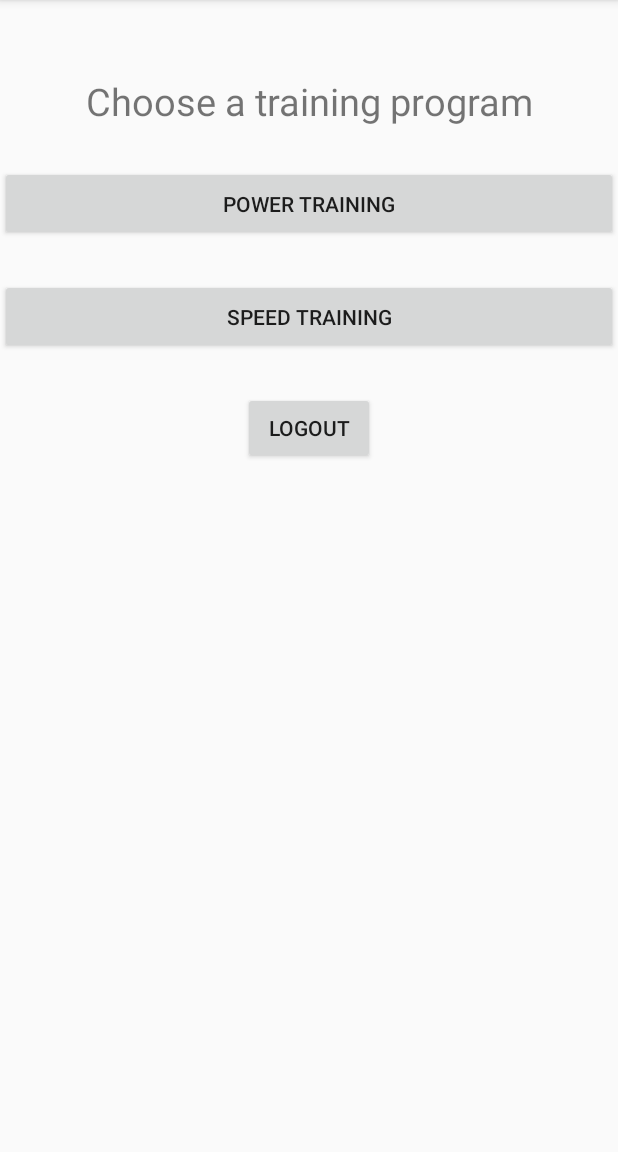
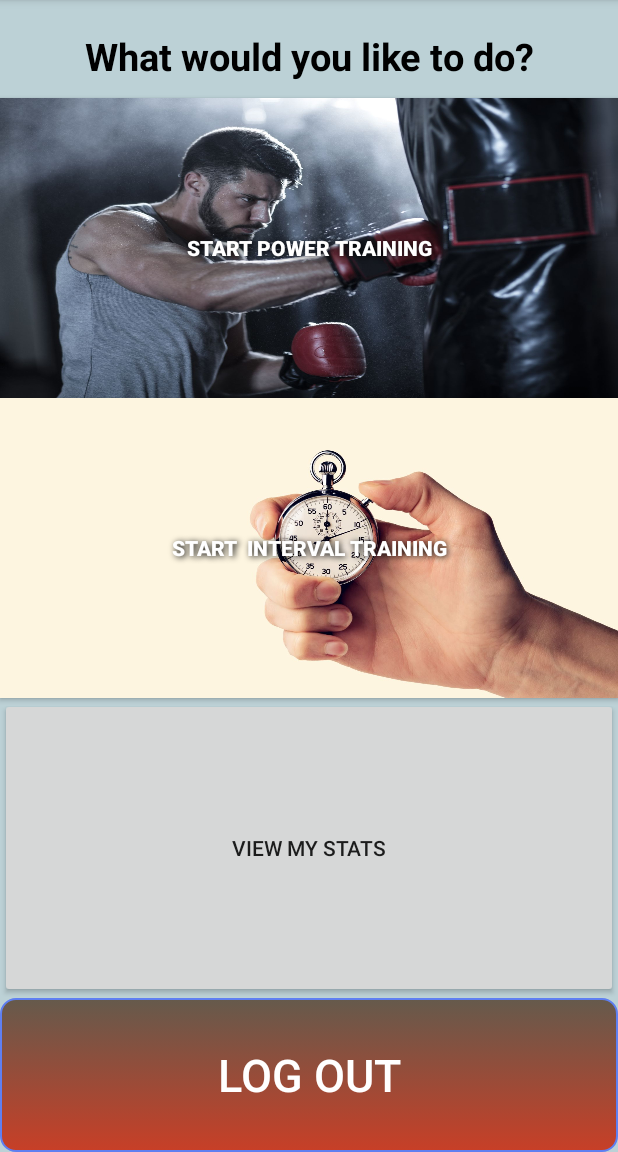
Before and after one commit to Gianni2U/BoxingSensorMobileFrontend, an Android app: the MainActivity screen opened directly, with no data from a screen before it, on a phone screen of 412 x 824 dp, the part 84-1236 px from its top. Run offline under Robolectric (Android 15) with nearby library versions, the phone set to English and light mode, and no system bars; our stand-ins replace Firebase (no records; nobody signed in at launch, a user with empty details on screens opened directly).

Commit message:
Stylise pt.2

```diff
--- a/app/src/main/java/com/gianni/boxingsensormobilefrontend/MainActivity.java
+++ b/app/src/main/java/com/gianni/boxingsensormobilefrontend/MainActivity.java
@@ -22,6 +22,7 @@ public class MainActivity extends AppCompatActivity {
     private Intent intent;
     private Button PowerButton;
     private Button SpeedButton;
+    private Button StatsButton;
 
     //private FirebaseDatabase database = FirebaseDatabase.getInstance();
     //private DatabaseReference myRef = database.getReference("UserData");
@@ -32,6 +33,15 @@ public class MainActivity extends AppCompatActivity {
         setContentView(R.layout.activity_main);
         PowerButton = findViewById(R.id.btnPower);
         SpeedButton = findViewById(R.id.btnSpeed);
+
+        StatsButton = findViewById(R.id.btnStatistics);
+        StatsButton.setOnClickListener(new View.OnClickListener() {
+            @Override
+            public void onClick(View v) {
+                startActivity(new Intent(MainActivity.this, StatisticsActivity.class));
+            }
+        });
+
         logout = findViewById(R.id.logout);
         logout.setOnClickListener(new View.OnClickListener() {
             @Override
--- a/app/src/main/java/com/gianni/boxingsensormobilefrontend/RegisterActivity.java
+++ b/app/src/main/java/com/gianni/boxingsensormobilefrontend/RegisterActivity.java
@@ -94,7 +94,7 @@ public class RegisterActivity extends AppCompatActivity {
                 String value =  dataSnapshot.getValue(Long.class).toString();
                 userInstances = Integer.parseInt(value) ;
 
-                while (!runOnce) {
+                while (!runOnce) {      //congrats you found the worst code in this project! But it does work..
                     dbreference.child("UID").child("User_" + (userInstances+1)).child("email").setValue(txt_email);
                     dbreference.child("UID").child("UIDcount").setValue(userInstances+1);
                     runOnce = true;
--- a/app/src/main/java/com/gianni/boxingsensormobilefrontend/StatisticsActivity.java
+++ b/app/src/main/java/com/gianni/boxingsensormobilefrontend/StatisticsActivity.java
@@ -1,6 +1,7 @@
 package com.gianni.boxingsensormobilefrontend;
 
 import androidx.appcompat.app.AppCompatActivity;
+import static com.gianni.boxingsensormobilefrontend.RegisterActivity.userInstances;
 
 import android.os.Bundle;
 
--- a/app/src/main/res/drawable/mybuttons.xml
+++ b/app/src/main/res/drawable/mybuttons.xml
@@ -1,4 +1,24 @@
 <?xml version="1.0" encoding="utf-8"?>
-<selector xmlns:android="http://schemas.android.com/apk/res/android">
-
+<selector xmlns:android="http://schemas.android.com/apk/res/android" >
+    <item android:state_pressed="true" >
+        <shape android:shape="rectangle"  >
+            <corners android:radius="10dip" />
+            <stroke android:width="1dip" android:color="#5e7974" />
+            <gradient android:angle="-90" android:startColor="#345953" android:endColor="#689a92"  />
+        </shape>
+    </item>
+    <item android:state_focused="true">
+        <shape android:shape="rectangle"  >
+            <corners android:radius="10dip" />
+            <stroke android:width="1dip" android:color="#5F7FF1" />
+            <solid android:color="#5F7FF1"/>
+        </shape>
+    </item>
+    <item >
+        <shape android:shape="rectangle"  >
+            <corners android:radius="10dip" />
+            <stroke android:width="1dip" android:color="#5F7FF1" />
+            <gradient android:angle="-90" android:startColor="#655A4C" android:endColor="#C83F27" />
+        </shape>
+    </item>
 </selector>
--- a/app/src/main/res/layout/activity_add_info.xml
+++ b/app/src/main/res/layout/activity_add_info.xml
@@ -4,7 +4,8 @@
     xmlns:tools="http://schemas.android.com/tools"
     android:layout_width="match_parent"
     android:layout_height="match_parent"
-    tools:context=".RegisterActivity">
+    tools:context=".RegisterActivity"
+    android:background="@color/background">
 
     <TextView
         android:id="@+id/infoText"
--- a/app/src/main/res/layout/activity_main.xml
+++ b/app/src/main/res/layout/activity_main.xml
@@ -5,39 +5,67 @@
     android:layout_width="match_parent"
     android:layout_height="match_parent"
     tools:context=".MainActivity"
-    android:orientation="vertical">
+    android:orientation="vertical"
+    android:background="@color/background">
 
         <TextView
             android:layout_width="match_parent"
             android:layout_height="35dp"
-            android:layout_marginTop="50dp"
+            android:layout_marginTop="20dp"
             android:gravity="center"
             android:textSize="25dp"
-            android:text="Choose a training program"/>
+            android:text="What would you like to do?"
+            android:textStyle="bold"
+            android:textColor="@color/colorPrimaryDark"/>
         <Button
             android:id="@+id/btnPower"
+            android:layout_marginHorizontal="0dp"
             android:layout_width="match_parent"
-            android:layout_height="50dp"
-            android:layout_marginTop="25dp"
+            android:layout_height="200dp"
+            android:layout_marginTop="10dp"
             android:onClick="GoToPower"
-            android:text="Power Training" />
+            android:text="Start Power Training"
+            android:textStyle="bold"
+            android:textColor="@color/white"
+            android:shadowColor="#000000"
+            android:shadowDx="1.5"
+            android:shadowDy="1.3"
+            android:shadowRadius="5"
+            android:background="@drawable/boxer_punching"/>
 
         <Button
             android:layout_width="match_parent"
-            android:layout_height="50dp"
+            android:layout_height="200dp"
             android:id="@+id/btnSpeed"
-            android:layout_marginTop="25dp"
-            android:text="Speed Training"
+            android:text="start  interval Training"
             android:width="100dp"
-            android:onClick="GoToSpeed"/>
+            android:onClick="GoToSpeed"
+            android:textStyle="bold"
+            android:textColor="@color/white"
+            android:shadowColor="#000000"
+            android:shadowDx="1.5"
+            android:shadowDy="1.3"
+            android:shadowRadius="5"
+            android:background="@drawable/shutterstock_506724043"/>
 
     <Button
-        android:layout_width="wrap_content"
-        android:layout_height="wrap_content"
+            android:layout_width="match_parent"
+            android:layout_height="200dp"
+            android:id="@+id/btnStatistics"
+            android:layout_marginTop="0dp"
+            android:text="view my stats"
+            android:width="100dp" />
+
+    <Button
+        android:layout_width="match_parent"
+        android:layout_height="match_parent"
         android:id="@+id/logout"
-        android:layout_marginTop="25dp"
+        android:layout_marginTop="0dp"
         android:layout_gravity="center"
         android:layout_centerInParent="true"
-        android:text="LOGOUT"/>
+        android:textColor="#FFFFFF"
+        android:background="@drawable/mybuttons"
+        android:textSize="30dp"
+        android:text="LOG OUT"/>
 
 </LinearLayout>
--- a/app/src/main/res/layout/activity_power_training.xml
+++ b/app/src/main/res/layout/activity_power_training.xml
@@ -5,7 +5,8 @@
     android:layout_width="match_parent"
     android:layout_height="match_parent"
     android:orientation="vertical"
-    tools:context=".PowerTraining">
+    tools:context=".PowerTraining"
+    android:background="@color/background">
 
     <TextView
         android:layout_width="wrap_content"
--- a/app/src/main/res/layout/activity_statistics.xml
+++ b/app/src/main/res/layout/activity_statistics.xml
@@ -4,6 +4,7 @@
     xmlns:tools="http://schemas.android.com/tools"
     android:layout_width="match_parent"
     android:layout_height="match_parent"
-    tools:context=".StatisticsActivity">
+    tools:context=".StatisticsActivity"
+    android:background="@color/background">
 
 </androidx.constraintlayout.widget.ConstraintLayout>
--- a/app/src/main/res/values/colors.xml
+++ b/app/src/main/res/values/colors.xml
@@ -1,6 +1,8 @@
 <?xml version="1.0" encoding="utf-8"?>
 <resources>
     <color name="colorPrimary">#008577</color>
-    <color name="colorPrimaryDark">#00574B</color>
+    <color name="colorPrimaryDark">#000000</color>
     <color name="colorAccent">#D81B60</color>
+    <color name="background">#BCD1D6 </color>
+    <color name="white">#FFFFFF</color>
 </resources>
--- a/app/src/main/res/values/styles.xml
+++ b/app/src/main/res/values/styles.xml
@@ -6,6 +6,8 @@
         <item name="colorPrimary">@color/colorPrimary</item>
         <item name="colorPrimaryDark">@color/colorPrimaryDark</item>
         <item name="colorAccent">@color/colorAccent</item>
+        <item name="background">@color/background </item>
+
     </style>
 
 </resources>
```
Also changed, not shown: app/src/main/res/font/ubuntu.xml (+16 -0 lines), app/src/main/res/layout/activity_login.xml (+13 -7 lines), app/src/main/res/layout/activity_register.xml (+12 -8 lines), app/src/main/res/layout/activity_speed_training.xml (+19 -7 lines), app/src/main/res/layout/activity_start.xml (+43 -19 lines).
